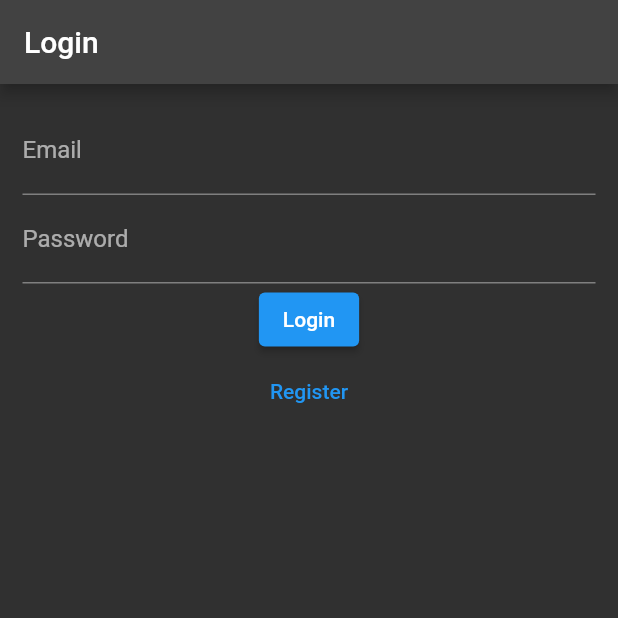
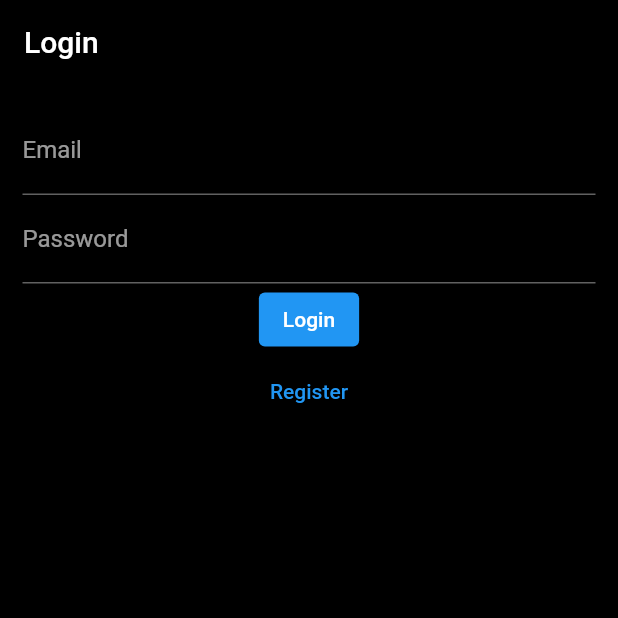
Before and after one commit to carum98/instagram-clone, a Flutter app: the screen it shows after launch, on a phone screen of 412 x 824 dp, the top half of it. Run offline on Flutter 3.47's test engine with Material 2 defaults, Android fonts, the phone set to English and light mode, and no system bars; our stand-ins replace cloud_firestore, firebase_auth, firebase_core, firebase_storage, image_picker, timeago; accounts and stored records are empty.

Commit message:
Minor changes

```diff
--- a/lib/main.dart
+++ b/lib/main.dart
@@ -51,6 +51,16 @@ class MyApp extends StatelessWidget {
         themeMode: ThemeMode.dark,
         darkTheme: ThemeData(
           brightness: Brightness.dark,
+          appBarTheme: const AppBarTheme(
+            color: Colors.black,
+            elevation: 0,
+          ),
+          scaffoldBackgroundColor: Colors.black,
+          bottomNavigationBarTheme: const BottomNavigationBarThemeData(
+            elevation: 0,
+            backgroundColor: Colors.black,
+            type: BottomNavigationBarType.fixed,
+          ),
         ),
         navigatorKey: navigator,
         initialRoute: LOADING,
--- a/pubspec.yaml
+++ b/pubspec.yaml
@@ -41,6 +41,7 @@ dependencies:
   image_picker: ^0.8.4+11
   uuid: ^3.0.6
   provider: ^6.0.2
+  timeago: ^3.2.2
 
 dev_dependencies:
   flutter_test:
```
Also changed, not shown: lib/pages/feed_page.dart (+12 -2 lines), lib/pages/main_page.dart (+4 -4 lines), pubspec.lock.
